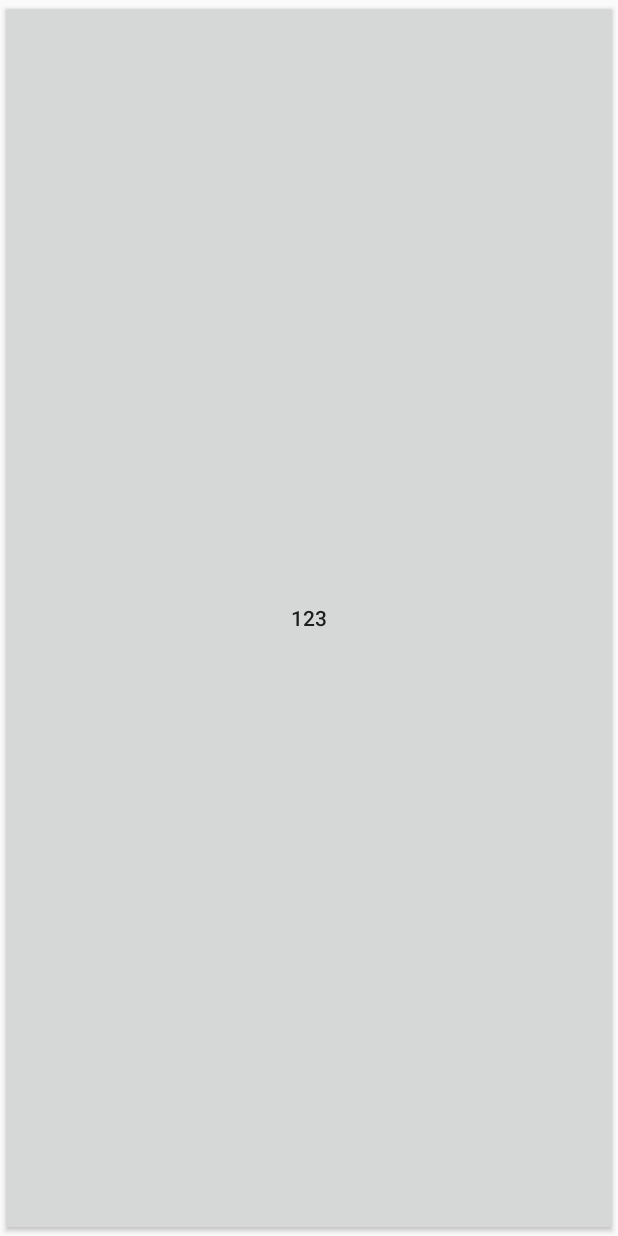
After one commit to huacao123/MedicalSystem, an Android app: the layout activity_addcasehistory.xml on its own in the app's theme, with its tools: preview values and no code run, on a phone screen of 412 x 824 dp. The commit adds this screen. Run offline under Robolectric (Android 15) with nearby library versions, the phone set to English and light mode, and no system bars.

Commit message:
update04

```diff
--- a/app/src/main/java/com/wendy/medicalsystem/medicalapplicition/AddVerdanaActivity.java
+++ b/app/src/main/java/com/wendy/medicalsystem/medicalapplicition/AddVerdanaActivity.java
@@ -6,18 +6,14 @@ import android.os.Bundle;
 import android.util.Log;
 import android.view.View;
 import android.view.Window;
-import android.widget.ArrayAdapter;
 import android.widget.ListView;
-import android.widget.Spinner;
 import android.widget.TextView;
 
 import com.wendy.medicalsystem.R;
 import com.wendy.medicalsystem.adapter.MyDataAdapter;
 import com.wendy.medicalsystem.entity.BloodGlucoseValue;
 import com.wendy.medicalsystem.entity.User;
-import com.wendy.medicalsystem.function.UserInfo;
 
-import java.util.ArrayList;
 import java.util.List;
 
 import cn.bmob.v3.BmobQuery;
@@ -40,7 +36,7 @@ public class AddVerdanaActivity extends Activity {
     protected void onCreate(Bundle savedInstanceState) {
         super.onCreate(savedInstanceState);
         requestWindowFeature(Window.FEATURE_NO_TITLE);
-        setContentView(R.layout.add_patient_data_page);
+        setContentView(R.layout.activity_addverdana);
 
         tv_addData = findViewById(R.id.tv_addData);
         tv_addData.setOnClickListener(new View.OnClickListener() {
--- /dev/null
+++ b/app/src/main/res/layout/activity_addcasehistory.xml
@@ -0,0 +1,12 @@
+<?xml version="1.0" encoding="utf-8"?>
+<android.support.constraint.ConstraintLayout
+    xmlns:android="http://schemas.android.com/apk/res/android" android:layout_width="match_parent"
+    android:layout_height="match_parent">
+
+   <Button
+       android:id="@+id/test"
+       android:layout_width="match_parent"
+       android:layout_height="match_parent"
+       android:text="123"/>
+
+</android.support.constraint.ConstraintLayout>
```
Also changed, not shown: app/src/main/java/com/wendy/medicalsystem/medicalapplicition/AddCaseActivity.java (added, +22 -0 lines), app/src/main/java/com/wendy/medicalsystem/medicalapplicition/AddCaseHistoryActivity.java (+14 -4 lines), app/src/main/res/layout/activity_addverdana.xml (renamed from app/src/main/res/layout/add_patient_data_page.xml).
